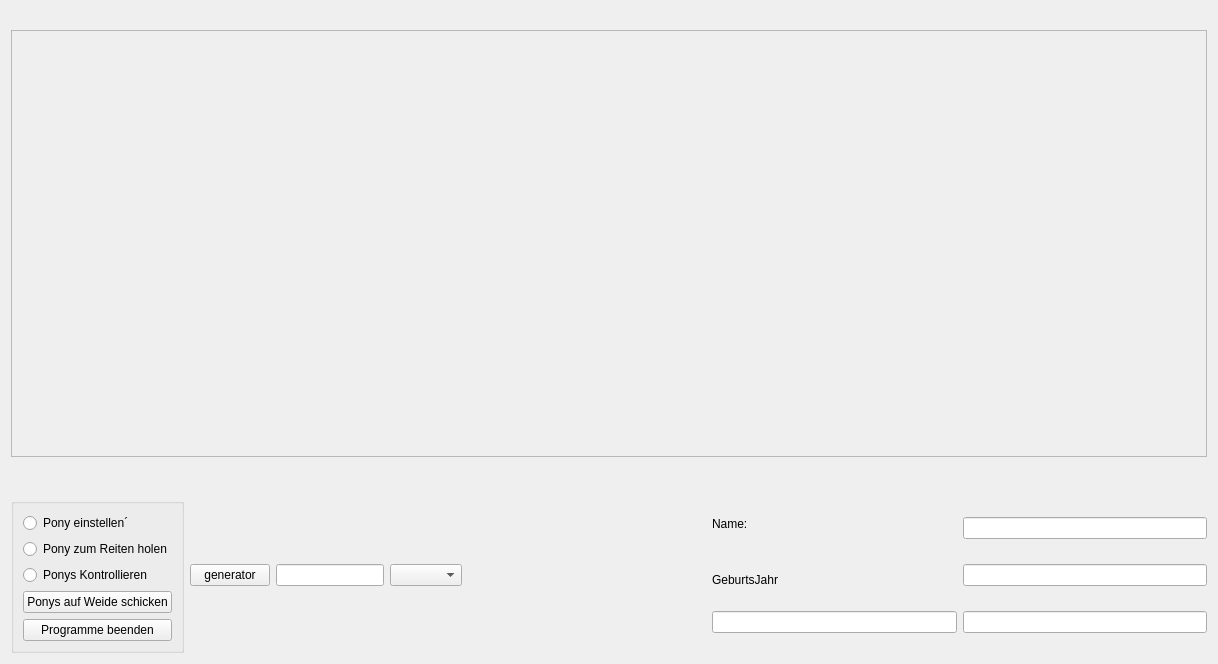
saadbrb/Pony_Programme_GUI_Cpp, file paint.ui: the form before one commit.
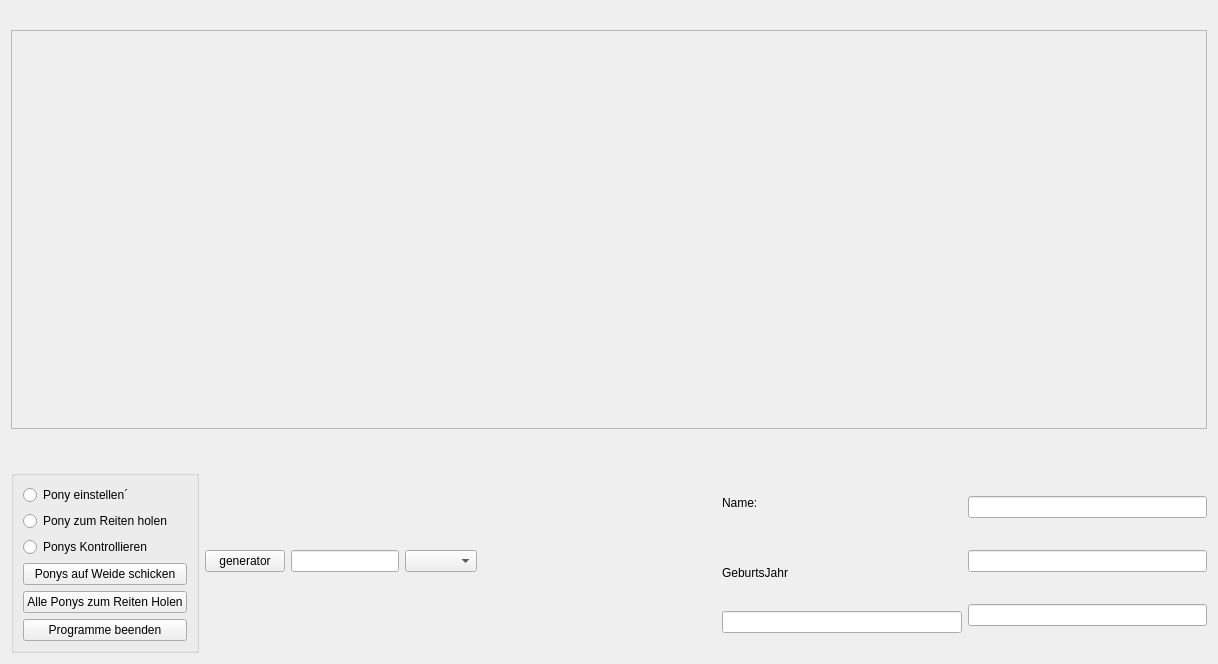
The form after the commit.

The edit to the form file:
```diff
--- a/paint.ui
+++ b/paint.ui
@@ -104,6 +104,13 @@
             </property>
            </widget>
           </item>
+          <item>
+           <widget class="QPushButton" name="reitenHollen">
+            <property name="text">
+             <string>Alle Ponys zum Reiten Holen</string>
+            </property>
+           </widget>
+          </item>
          </layout>
         </item>
         <item>
```
